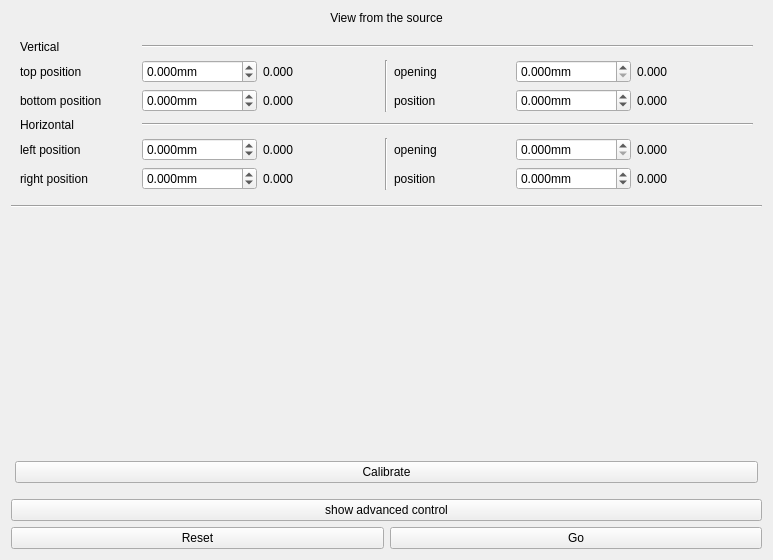
The window that hhlSlits/hhlSlitsGui/hhlSlitsGui.ui (MatthewJCameron/imbl) describes before a commit, drawn with Qt 5.
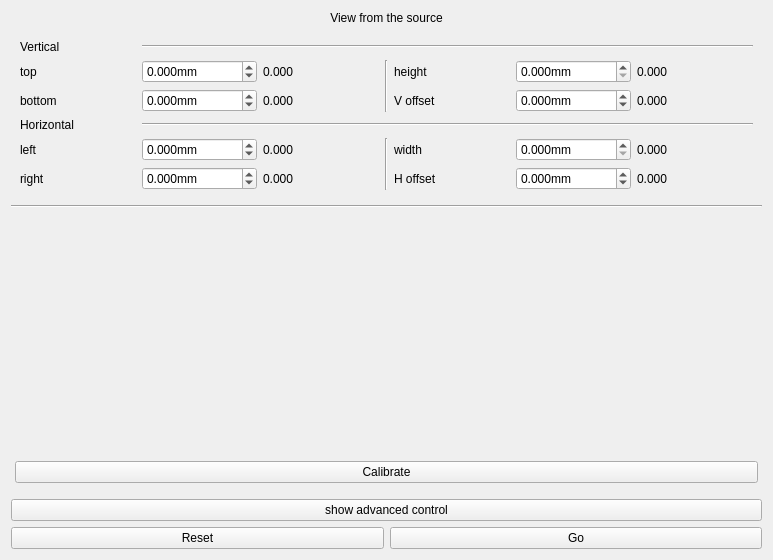
The same window after the commit. Custom widgets are drawn as their Qt base class.

Commit message: modified:   filters/filtersBase/filters.h 	modified:   hhlSlits/hhlSlitsGui/hhlSlitsGui.ui 	modified:   imbl.pro 	modified:   qimbl/qimbl.cpp 	modified:   qimbl/qimbl.h 	modified:   qimbl/qimbl.pro 	new file:   qimbl/qimbl.qrc 	modified:   qimbl/qimbl.ui 	modified:   shutterFE/shutterFEbase/shutterFE.h 	modified:   shutterFE/shutterFEgui/shutterFEgui.cpp

Diff of the .ui file:
```diff
--- a/hhlSlits/hhlSlitsGui/hhlSlitsGui.ui
+++ b/hhlSlits/hhlSlitsGui/hhlSlitsGui.ui
@@ -33,14 +33,14 @@
       <item row="1" column="0">
        <widget class="QLabel" name="label_2">
         <property name="text">
-         <string>top position</string>
+         <string>top</string>
         </property>
        </widget>
       </item>
       <item row="2" column="0">
        <widget class="QLabel" name="label_3">
         <property name="text">
-         <string>bottom position</string>
+         <string>bottom</string>
         </property>
        </widget>
       </item>
@@ -127,14 +127,14 @@
       <item row="1" column="4">
        <widget class="QLabel" name="label_5">
         <property name="text">
-         <string>opening</string>
+         <string>height</string>
         </property>
        </widget>
       </item>
       <item row="2" column="4">
        <widget class="QLabel" name="label_6">
         <property name="text">
-         <string>position</string>
+         <string>V offset</string>
         </property>
        </widget>
       </item>
@@ -197,14 +197,14 @@
       <item row="4" column="0">
        <widget class="QLabel" name="label_7">
         <property name="text">
-         <string>left position</string>
+         <string>left</string>
         </property>
        </widget>
       </item>
       <item row="4" column="4">
        <widget class="QLabel" name="label_8">
         <property name="text">
-         <string>opening</string>
+         <string>width</string>
         </property>
        </widget>
       </item>
@@ -260,7 +260,7 @@
       <item row="5" column="0">
        <widget class="QLabel" name="label_9">
         <property name="text">
-         <string>right position</string>
+         <string>right</string>
         </property>
        </widget>
       </item>
@@ -274,7 +274,7 @@
       <item row="5" column="4">
        <widget class="QLabel" name="label_10">
         <property name="text">
-         <string>position</string>
+         <string>H offset</string>
         </property>
        </widget>
       </item>
```
The commit also changes 9 other files.
